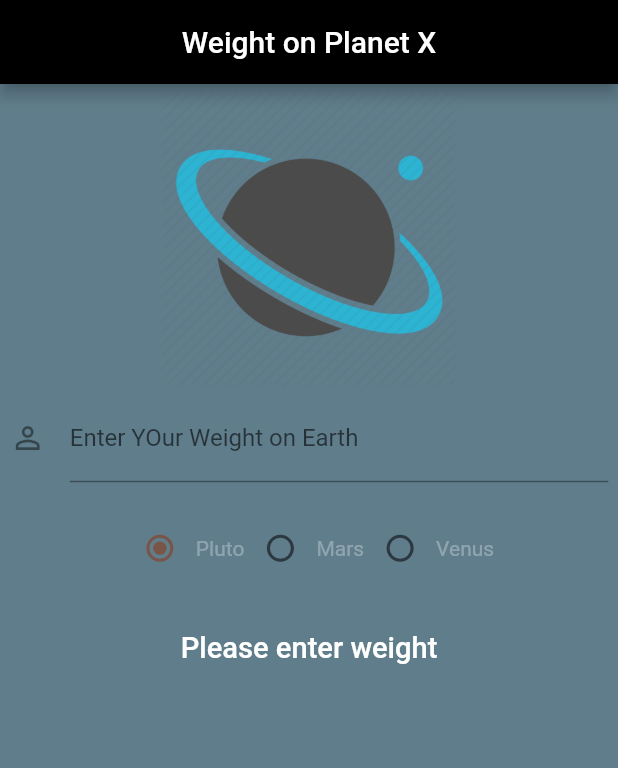
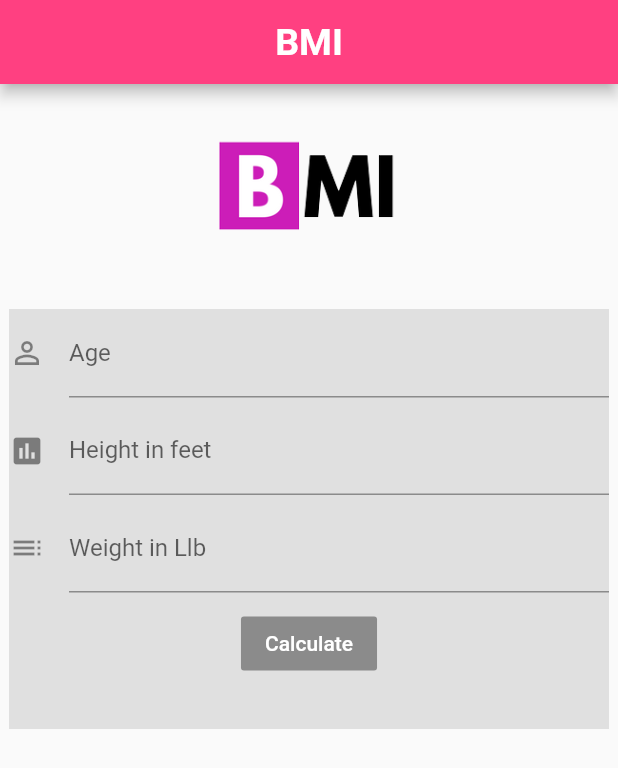
Before and after one commit to divyang7777/learn_flutter, a Flutter app: the screen it shows after launch, on a phone screen of 412 x 824 dp. Shown: the top 768 px of the screen. Run offline on Flutter 3.47's test engine with Material 2 defaults, Android fonts, the phone set to English and light mode, and no system bars.

Commit message:
implemented UI of BMI

```diff
--- /dev/null
+++ b/lib/UI/bmi.dart
@@ -0,0 +1,88 @@
+import 'package:flutter/material.dart';
+
+class Bmi extends StatefulWidget {
+  @override
+  State<StatefulWidget> createState() {
+    // TODO: implement createState
+    return new BmiState();
+  }
+}
+
+class BmiState extends State<Bmi> {
+  @override
+  Widget build(BuildContext context) {
+    // TODO: implement build
+    return new Scaffold(
+      appBar: new AppBar(
+        title: new Text(
+          'BMI',
+          style: new TextStyle(
+              color: Colors.white, fontSize: 25.0, fontWeight: FontWeight.w600),
+        ),
+        centerTitle: true,
+        backgroundColor: Colors.pinkAccent,
+      ),
+      body: new Container(
+        alignment: Alignment.topCenter,
+        child: Column(
+          children: <Widget>[
+            new Image.asset(
+              'images/bmilogo.png',
+              height: 150.0,
+              width: 120.0,
+            ),
+            new Container(
+                height: 280.0,
+                width: 400.0,
+                color: Colors.grey.shade300,
+                child: new Column(
+                  children: <Widget>[
+                    new TextField(
+                      decoration: new InputDecoration(
+                          labelText: 'Age',
+                          icon: Icon(
+                            Icons.person_outline,
+                          ),
+                          hintText: 'Enter Your Age'),
+                    ),
+                    new Padding(
+                      padding: const EdgeInsets.all(3.0),
+                    ),
+                    new TextField(
+                      decoration: new InputDecoration(
+                          labelText: 'Height in feet',
+                          icon: Icon(
+                            Icons.insert_chart,
+                          ),
+                          hintText: 'Enter Your Age'),
+                    ),
+                    new Padding(
+                      padding: const EdgeInsets.all(3.0),
+                    ),
+                    new TextField(
+                      decoration: new InputDecoration(
+                          labelText: 'Weight in Llb',
+                          icon: Icon(
+                            Icons.toc,
+                          ),
+                          hintText: 'Enter Your Age'),
+                    ),
+                    new Padding(
+                      padding: EdgeInsets.all(5.0),
+                    ),
+                    new RaisedButton(
+                        onPressed: null,
+                        child: new Text(
+                          'Calculate',
+                          style: new TextStyle(
+                            color: Colors.white,
+                          ),
+                        ))
+                  ],
+                )),
+          ],
+        ),
+      ),
+    );
+  }
+}
--- a/lib/main.dart
+++ b/lib/main.dart
@@ -1,5 +1,6 @@
 import 'package:flutter/material.dart';
-import 'package:learn_flutter/UI/weightonplanet.dart';
+import 'package:learn_flutter/UI/bmi.dart';
+// import 'package:learn_flutter/UI/weightonplanet.dart';
 // import 'package:learn_flutter/UI/Login.dart';
 // import './UI/home.dart';
 
@@ -7,7 +8,8 @@ void main() {
   var title = 'Make It Rain!';
   runApp(new MaterialApp(
     title: title,
-    home: new Weightonplanet(),
+    home: new Bmi(),
+    // home: new Weightonplanet(),
     // home: new Login(),
     // home: new MakeItRain(),
     // home:Home(title: title,),
--- a/pubspec.yaml
+++ b/pubspec.yaml
@@ -45,6 +45,7 @@ flutter:
       - images/Target Zero_Logo Final.jpg
       - images/face.png
       - images/planet.png
+      - images/bmilogo.png
 
   # An image asset can refer to one or more resolution-specific "variants", see
   # https://flutter.io/assets-and-images/#resolution-aware.
```
Also changed, not shown: images/bmilogo.png (added).
